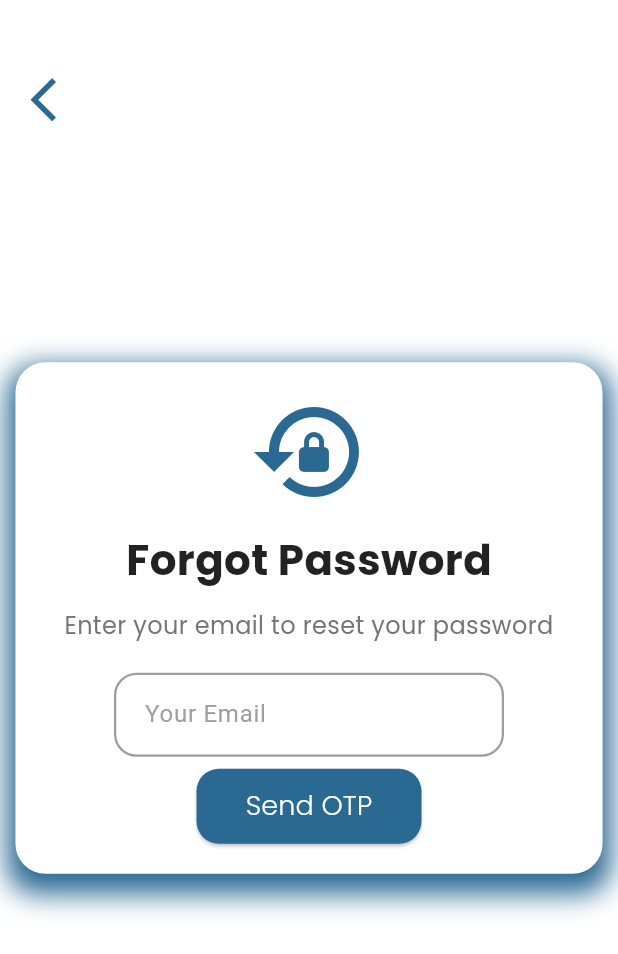
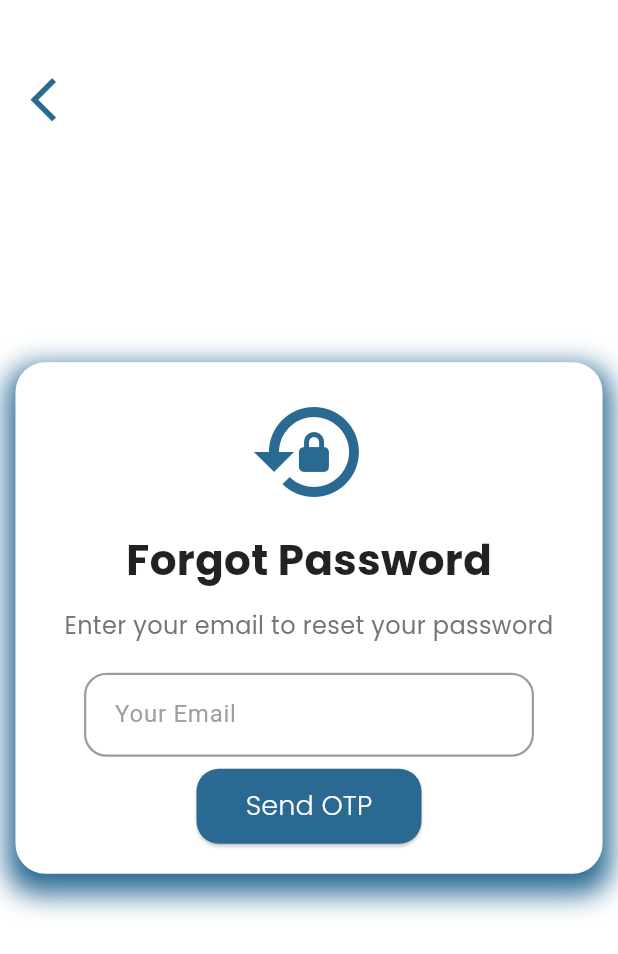
Before and after one commit to dina-tarek2/Graduation-Project-Front, a Flutter app: the MainScaffold screen opened directly with empty values, after a tap on "Log Out", after a tap on "Forget Password", on a phone screen of 412 x 824 dp. Shown: the top 954 px of the screen. Run offline on Flutter 3.47's test engine with Material 3 defaults, Android fonts, the phone set to English and light mode, and no system bars; our stand-ins replace audioplayers, bloc, cached_network_image, dartz, dio, dotted_border and 13 more; missing offline and left inert: webview_windows; accounts and stored records are empty; network calls fail.

Commit message:
edit forgetPassword and sidebar for radiologycenter

```diff
--- a/lib/cubit/forgetPassword/forget_passeord_cubit.dart
+++ b/lib/cubit/forgetPassword/forget_passeord_cubit.dart
@@ -44,7 +44,7 @@
             );
             print("Email is $savedEmail");
     if (response.statusCode== 200) {
-      emit(ForgetPasswordSuccess(response.data["message"]));
+      emit(ForgetPasswordOtpUpdated(response.data["message"]));
     } else {
       emit(ForgetPasswordFailure("Unexpected response format: $response"));
 
@@ -65,7 +65,7 @@
             );
 
             if (response.statusCode== 200) {
-      emit(ForgetPasswordSuccess(response.data['message']));
+      emit(ForgetPasswordReseted(response.data['message']));
 } else
  emit(ForgetPasswordFailure("Unexpected response format: $response"));
 }catch (e) {
@@ -81,6 +81,7 @@
   SharedPreferences prefs = await SharedPreferences.getInstance();
   return prefs.getString('saved_email');
 }
+
 @override
 Future<void> close() {
   emailController.dispose();
--- a/lib/cubit/forgetPassword/forget_passeord_state.dart
+++ b/lib/cubit/forgetPassword/forget_passeord_state.dart
@@ -9,6 +9,10 @@
   final String massage ;
   ForgetPasswordSuccess(this.massage);
 }
+final class ForgetPasswordReseted extends ForgetPasswordState {
+  final String massage ;
+  ForgetPasswordReseted(this.massage);
+}
 final class ForgetPasswordFailure extends ForgetPasswordState {
    final String error ;
   ForgetPasswordFailure(this.error);
--- a/lib/repositories/medical_repository.dart
+++ b/lib/repositories/medical_repository.dart
@@ -97,9 +97,9 @@
       final dailyStats = <String, DailyReportStats>{};
       rangeData.forEach((day, stats) {
         dailyStats[day] = DailyReportStats(
-          pending: stats['Pending'] as int,
-          reviewed: stats['Reviewed'] as int,
-          available: stats['Available'] as int,
+          Diagnose: stats['Diagnose'] as int,
+          Completed: stats['Completed'] as int,
+          Ready: stats['Ready'] as int,
           total: stats['total'] as int,
         );
       });
--- a/lib/screens/forget_password.dart
+++ b/lib/screens/forget_password.dart
@@ -6,6 +6,7 @@
 import 'package:graduation_project_frontend/widgets/customTextStyle.dart';
 import 'package:graduation_project_frontend/widgets/custom_text_field.dart';
 import 'package:graduation_project_frontend/widgets/custom_toast.dart';
+import 'package:shared_preferences/shared_preferences.dart';
 
 class ForgetPassword extends StatefulWidget {
   const ForgetPassword({super.key});
@@ -14,9 +15,24 @@
   State<ForgetPassword> createState() => _ForgetPasswordState();
 }
 
+
+
 class _ForgetPasswordState extends State<ForgetPassword> {
   final formKey = GlobalKey<FormState>();
+@override
+  void initState() {
+    super.initState();
+    loadEmail();
+  }
 
+  Future<void> loadEmail() async {
+    final prefs = await SharedPreferences.getInstance();
+    final savedEmail = prefs.getString('saved_email') ?? '';
+    if (savedEmail.isNotEmpty) {
+      final cubit = context.read<ForgetPasswordCubit>();
+      cubit.emailController.text = savedEmail;
+    }
+  }
   @override
   Widget build(BuildContext context) {
     double screenWidth = MediaQuery.of(context).size.width;
@@ -31,16 +47,38 @@
            type: NotificationType.success,
         style: AnimationStyle.glass,
           );
-          Future.delayed(const Duration(milliseconds: 1500), () {
-            Navigator.pushNamed(context, OtpResetpassword.id);
-          });
+
+            Navigator.push(
+  context,
+  PageRouteBuilder(
+    pageBuilder: (context, animation, secondaryAnimation) => OtpResetpassword(),
+    transitionsBuilder: (context, animation, secondaryAnimation, child) {
+      const begin = Offset(1.0, 0.0); // من اليمين
+      const end = Offset.zero;
+      const curve = Curves.easeInOut;
+
+      final tween =
+          Tween(begin: begin, end: end).chain(CurveTween(curve: curve));
+      final offsetAnimation = animation.drive(tween);
+
+      return SlideTransition(
+        position: offsetAnimation,
+        child: FadeTransition(
+          opacity: animation,
+          child: child,
+        ),
+      );
+    },
+    transitionDuration: Duration(milliseconds: 500),
+  ),
+);
         }
         if (state is ForgetPasswordFailure) {
           showAdvancedNotification(
         context,
         message: state.error,
         type: NotificationType.error,
-        style: AnimationStyle.glass,
+        style: AnimationStyle.card,
           );
         }
       },
@@ -113,7 +151,11 @@
                         controller:
                             context.read<ForgetPasswordCubit>().emailController,
                         hintText: " Your Email ",
-                        width: 260,
+                        width: 300,
+                          onSubmitted: (value) {
+                            context
+                                  .read<ForgetPasswordCubit>()
+                                  .ForgetPassword();                                  },
                       ),
                       if (state is ForgetPasswordLoading)
                         CircularProgressIndicator()
--- a/lib/widgets/mainScaffold.dart
+++ b/lib/widgets/mainScaffold.dart
@@ -116,11 +116,11 @@
 
   // Handle navigation from the sidebar
   void onItemSelected(int index) {
-    if (index == 5) {
-      context.read<LoginCubit>().logout(context.read<CenterCubit>().state);
-      Navigator.pushReplacementNamed(context, 'SigninPage');
-      return;
-    }
+    // if (index == 5) {
+    //   context.read<LoginCubit>().logout(context.read<CenterCubit>().state);
+    //   Navigator.pushReplacementNamed(context, 'SigninPage');
+    //   return;
+    // }
 
     setState(() {
       selectedIndex = index;
@@ -277,8 +277,10 @@
             ? 'Manage Doctors'
             : (widget.role == "Admin" ? 'Manage Centers' : 'Contact Us');
       case 3:
-        return 'Chat App';
+        return widget.role == "RadiologyCenter" ? 'Contact Us' : 'Chat App';
       case 4:
+        return widget.role == "RadiologyCenter" ? 'Chat' : 'About Us';
+      case 5:
         return 'About Us';
       case 10:
         return 'My Profile';
@@ -303,6 +305,12 @@
             selectedIndex: selectedIndex,
             role: widget.role,
             onItemSelected: onItemSelected,
+            onLogout: () {
+              context
+                  .read<LoginCubit>()
+                  .logout(context.read<CenterCubit>().state);
+              Navigator.pushReplacementNamed(context, 'SigninPage');
+            },
           ),
           Expanded(
             child: Column(
@@ -322,7 +330,7 @@
                       Text(
                         _getScreenTitle(),
                         style: customTextStyle(
-                          MediaQuery.of(context).size.width * 0.03,
+                         22,
                           FontWeight.bold,
                           blue,
                         ),
@@ -332,17 +340,17 @@
                           Text(
                             '$formattedDate',
                             style: customTextStyle(
-                              MediaQuery.of(context).size.width * 0.02,
+                              12,
                               FontWeight.w500,
                               Colors.black54,
                             ),
                           ),
-                          const SizedBox(width: 20),
+                          const SizedBox(width: 10),
                           Container(
                             padding: const EdgeInsets.all(8),
                             decoration: BoxDecoration(
                               // color: sky,
-                              borderRadius: BorderRadius.circular(12),
+                              borderRadius: BorderRadius.circular(10),
                             ),
                           ),
                           GestureDetector(
@@ -355,13 +363,13 @@
                               }
                             },
                             child: Container(
-                              padding: const EdgeInsets.all(6),
-                              decoration: BoxDecoration(
-                                color: _unreadNotificationCount > 0
-                                    ? lightBlue
-                                    : sky, // تغيير اللون بناءً على الحالة
-                                borderRadius: BorderRadius.circular(12),
-                              ),
+                              padding: const EdgeInsets.all(4),
+                              // decoration: BoxDecoration(
+                              //   color: _unreadNotificationCount > 0
+                              //       ? lightBlue
+                              //       : sky, // تغيير اللون بناءً على الحالة
+                              //   borderRadius: BorderRadius.circular(12),
+                              // ),
                               child: Stack(
                                 clipBehavior:
                                     Clip.none, // لتجنب تجاوز العداد للحدود
@@ -370,9 +378,8 @@
                                     _unreadNotificationCount > 0
                                         ? Icons.notifications_active_rounded
                                         : Icons.notifications_none_rounded,
-                                    color: Color(0xFF073042),
-                                    size: MediaQuery.of(context).size.width *
-                                        0.02,
+                                    color: blue,
+                                    size:25,
                                   ),
                                   if (_unreadNotificationCount > 0)
                                     Positioned(
@@ -392,10 +399,7 @@
                                           child: Text(
                                             _unreadNotificationCount.toString(),
                                             style: customTextStyle(
-                                              MediaQuery.of(context)
-                                                      .size
-                                                      .width *
-                                                  0.01,
+                                            12,
                                               FontWeight.w500,
                                               Colors.white,
                                             ),
--- a/lib/widgets/sidebar_navigation.dart
+++ b/lib/widgets/sidebar_navigation.dart
@@ -7,12 +7,14 @@
   final int selectedIndex;
   final String role;
   final Function(int) onItemSelected;
+  final VoidCallback? onLogout;
 
   const SidebarNavigation({
     super.key,
     required this.selectedIndex,
     required this.role,
     required this.onItemSelected,
+     required this.onLogout,
   });
 
   @override
@@ -36,9 +38,9 @@
         padding: const EdgeInsets.all(8.0),
         child: AnimatedContainer(
           duration: const Duration(milliseconds: 300),
-          width: isExpanded ? 250 : 80,
+          width: isExpanded ? 220 : 80,
            constraints: BoxConstraints(
-            maxWidth: isExpanded ? 250 : 80,
+            maxWidth: isExpanded ? 220 : 80,
             minWidth: 80,
           ),
           decoration: BoxDecoration(
@@ -68,29 +70,31 @@
                       : MainAxisAlignment.center,
                   children: [
                     if (isExpanded)
-                      Row(
+                      Flexible(
+                        child: Row(
                            mainAxisSize: MainAxisSize.min,
                           children: [
-                          Container(
-                            width: 30,
-                            height: 30,
-                            decoration: BoxDecoration(
-                              color: darkBabyBlue,
-                              borderRadius: BorderRadius.circular(8),
-                            ),
-                            child: const Center(
+                            // Container(
+                            //   width: 30,
+                            //   height: 30,
+                            //   decoration: BoxDecoration(
+                            //     color: darkBabyBlue,
+                            //     borderRadius: BorderRadius.circular(8),
+                            //   ),
+                              // child: const Center(
+                              //   child: Text(
+                              //     'R',
+                              //     style: TextStyle(
+                              //       fontSize: 18,
+                              //       fontWeight: FontWeight.bold,
+                              //       color: Colors.white,
+                              //     ),
+                              //   ),
+                              // ),
+                            // ),
+                            const SizedBox(width: 8),
+                            Flexible(
                               child: Text(
-                                'R',
-                                style: TextStyle(
-                                  fontSize: 18,
-                                  fontWeight: FontWeight.bold,
-                                  color: Colors.white,
-                                ),
-                              ),
-                            ),
-                          ),
-                          const SizedBox(width: 8),
-                          Text(
                                 'Radintal',
                                 style: TextStyle(
                                   fontSize: 18,
@@ -100,7 +104,9 @@
                                 ),
                                  overflow: TextOverflow.ellipsis,
                               ),
+                            ),
                           ],
+                        ),
                       ),
                     Container(
                       decoration: BoxDecoration(
@@ -116,7 +122,7 @@
                         onPressed: toggleSidebar,
                         padding: const EdgeInsets.all(8),
                         constraints: const BoxConstraints(),
-                        splashRadius: 24,
+                        splashRadius: 10,
                       ),
                     ),
                   ],
@@ -160,9 +166,10 @@
         buildNavItem(0, Icons.dashboard_rounded, 'Dashboard'),
         buildNavItem(1, Icons.cloud_upload_rounded, 'Upload Dicom'),
         buildNavItem(2, Icons.groups_rounded, 'Manage Doctors'),
-        buildNavItem(3, Icons.summarize_rounded, 'Center Reports'),
-        buildNavItem(4, Icons.contact_mail_rounded, 'Contact Us'),
-        buildNavItem(5, Icons.chat_bubble_rounded, 'Chat'),
+        // buildNavItem(3, Icons.summarize_rounded, 'Center Reports'),
+        buildNavItem(3, Icons.contact_mail_rounded, 'Contact Us'),
+        buildNavItem(4, Icons.chat_bubble_rounded, 'Chat'),
+        buildNavItem(5, FontAwesomeIcons.circleInfo, 'About Us'),
       ]);
     } else if (widget.role == "Radiologist") {
       items.addAll([
@@ -172,6 +179,8 @@
         // buildNavItem(3, Icons.medical_information_rounded, 'Medical Reports'),
         buildNavItem(2, Icons.contact_mail_rounded, 'Contact Us'),
         buildNavItem(3, Icons.chat_bubble_rounded, 'Chat'),
+      buildNavItem(4, FontAwesomeIcons.circleInfo, 'About Us'),
+
       ]);
     } else if (widget.role == "Admin") {
       items.addAll([
@@ -218,9 +227,59 @@
 
 
     // Settings and Logout
-    items.add(buildNavItem(4, FontAwesomeIcons.circleInfo, 'About Us'));
-    items.add(const SizedBox(height: 20));
-    items.add(buildNavItem(5, Icons.logout_rounded, 'Log Out'));
+    // items.add(const SizedBox(height: 20));
+    // items.add(buildNavItem(5, Icons.logout_rounded, 'Log Out'));
+   items.add(
+  Padding(
+    padding: const EdgeInsets.symmetric(vertical: 4),
+    child: InkWell(
+      onTap: () {
+        if (widget.onLogout != null) {
+          widget.onLogout!();
+        }
+      },
+      borderRadius: BorderRadius.circular(40),
+      child: AnimatedContainer(
+        duration: const Duration(milliseconds: 200),
+        height: 46,
+        child: Row(
+          mainAxisAlignment:
+              isExpanded ? MainAxisAlignment.start : MainAxisAlignment.center,
+          children: [
+            Container(
+              width: 30,
+              height: 30,
+              margin: const EdgeInsets.only(left: 10, right: 10),
+              decoration: BoxDecoration(
+                // لا تحدد لون مميز لزر Logout
+                color: Colors.transparent,
+                borderRadius: const BorderRadius.only(
+                  topRight: Radius.circular(50),
+                  bottomRight: Radius.circular(50),
+                ),
+              ),
+              child: Center(
+                child: Icon(
+                  Icons.logout_rounded,
+                  color: darkBabyBlue,
+                  size: 20,
+                ),
+              ),
+            ),
+            if (isExpanded)
+              Expanded(
+                child: Text(
+                  'Log Out',
+                  style: customTextStyle(14, FontWeight.normal, darkBabyBlue),
+                  overflow: TextOverflow.ellipsis,
+                ),
+              ),
+          ],
+        ),
+      ),
+    ),
+  ),
+);
 
     return items;
   }
@@ -233,15 +292,16 @@
         onTap: () => widget.onItemSelected(index),
         borderRadius: BorderRadius.circular(40),
         child: AnimatedContainer(
-          duration: const Duration(milliseconds: 200),
+          duration: const Duration(milliseconds: 150),
           height: 46,
           child: Row(
             mainAxisAlignment:
-                isExpanded ? MainAxisAlignment.start : MainAxisAlignment.center,
+                isExpanded ? MainAxisAlignment.start
+                : MainAxisAlignment.center,
             children: [
               Container(
-                width: 30,
-                height: 30,
+                width: 25,
+                height: 25,
                 margin: const EdgeInsets.only(left: 10, right: 10),
                 decoration: BoxDecoration(
                   color: isSelected ? darkBabyBlue : Colors.transparent,
```
Also changed, not shown: lib/models/centerDashboard_model.dart (+6 -6 lines), lib/screens/otp_resetPassword.dart (+26 -3 lines), lib/screens/resetPassword.dart (+35 -6 lines), lib/widgets/modernStatistical.dart (+23 -19 lines). Lines whose indentation alone changed are shown as unchanged.
